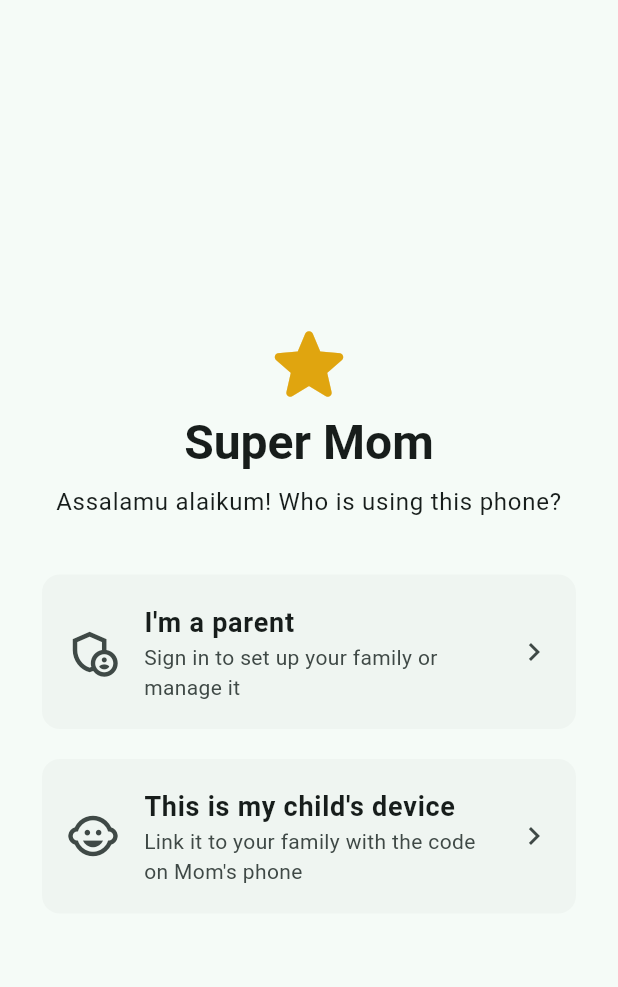
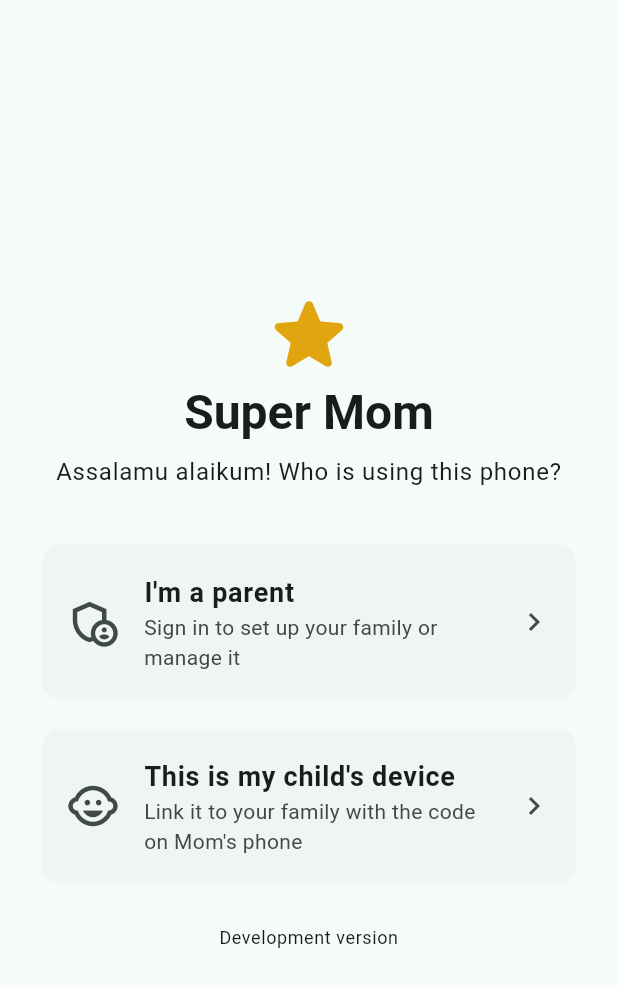
Before and after one commit to nosheenfathima02-cmd/Kids-behvaiour, a Flutter app: the screen it shows after launch, on a phone screen of 412 x 824 dp. Shown: the top 987 px of the screen. Run offline on Flutter 3.47's test engine with Material 3 defaults, Android fonts, the phone set to English and light mode, and no system bars; our stand-ins replace adhan, cloud_firestore, firebase_auth, firebase_core, firebase_messaging, flutter_local_notifications and 6 more; missing offline and left inert: mobile_scanner; accounts and stored records are empty.

Commit message:
Number each test build and publish it as a direct download
Every GitHub build gets its own version (1.0.<run>), shown on the first
screen and in Settings, and the APK is published as the 'Latest test
build' release so it can be downloaded straight to the phone.

Co-Authored-By: Claude Opus 5.5 <noreply@anthropic.com>
Claude-Session: https://claude.ai/code/session_016moJne2cAARkjkF5jKrKmD

```diff
--- a/app/lib/screens/welcome_screen.dart
+++ b/app/lib/screens/welcome_screen.dart
@@ -58,6 +58,12 @@ class WelcomeScreen extends StatelessWidget {
                     context,
                     MaterialPageRoute(builder: (_) => const LinkDeviceScreen()),
                   ),
+                ),
+                const SizedBox(height: 24),
+                Text(
+                  appVersionLabel,
+                  textAlign: TextAlign.center,
+                  style: text.bodySmall,
                 ),
               ],
             ),
--- a/app/lib/widgets.dart
+++ b/app/lib/widgets.dart
@@ -14,6 +14,12 @@ class StoreScope extends InheritedNotifier<AppStore> {
 }
 
 const starGold = Color(0xFFE0A50F);
+
+/// Set by the GitHub build (`--dart-define=BUILD=<run number>`).
+const buildNumber = String.fromEnvironment('BUILD');
+const appVersionLabel = buildNumber == ''
+    ? 'Development version'
+    : 'Version 1.0.$buildNumber';
 
 class StarRow extends StatelessWidget {
   const StarRow({super.key, required this.score, this.size = 20});
```
Also changed, not shown: app/lib/screens/editors.dart (+7 -0 lines), 1 other file.
